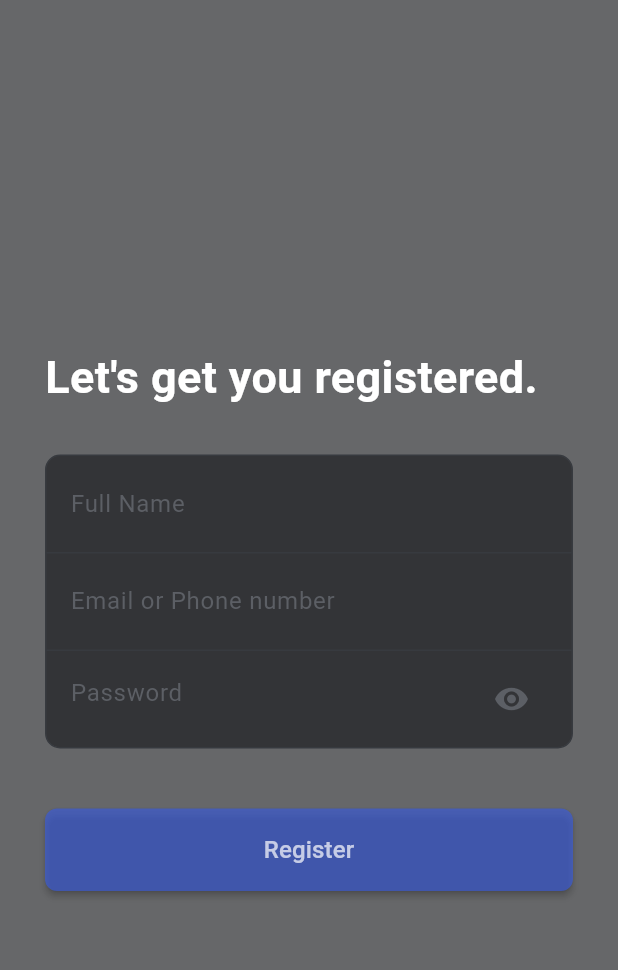
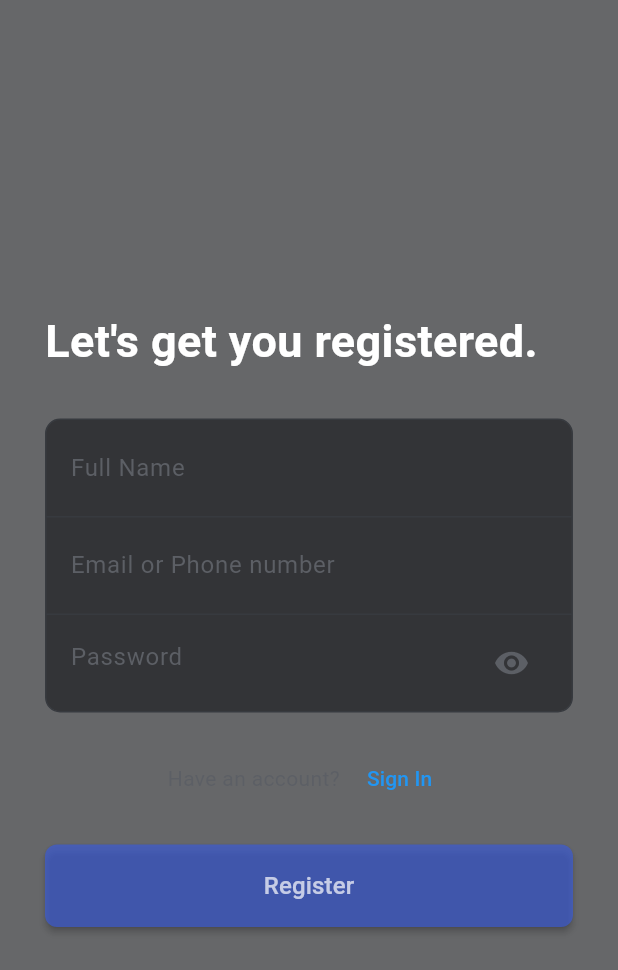
Before and after one commit to XavierGuertin/SafeGuard-Home-AI, a Flutter app: the RegisterPage screen opened directly, on a phone screen of 412 x 824 dp. Shown: the top 970 px of the screen. Run offline on Flutter 3.47's test engine with Material 3 defaults, Android fonts, the phone set to English and light mode, and no system bars; our stand-ins replace cloud_firestore, firebase_auth, firebase_core, page_transition, quickalert, simple_animations; accounts and stored records are empty.

Commit message:
Sign Up Connection to Firebase

```diff
--- a/lib/screens/register_page.dart
+++ b/lib/screens/register_page.dart
@@ -5,6 +5,7 @@ import 'package:firebase_auth/firebase_auth.dart';
 import 'package:safeguard_home_ai/screens/dashboard.dart';
 import 'package:cloud_firestore/cloud_firestore.dart';
 import 'package:quickalert/quickalert.dart';
+import 'package:safeguard_home_ai/screens/login_page.dart';
 
 class RegisterPage extends StatefulWidget {
   const RegisterPage({super.key});
@@ -19,8 +20,8 @@ class _RegisterPageState extends State<RegisterPage> {
   final TextEditingController passwordController = TextEditingController();
   final TextEditingController usernameController = TextEditingController();
 
-
-  Future<UserCredential?> registerWithFirebase(String email, String password, String username) async {
+  Future<UserCredential?> registerWithFirebase(
+      String email, String password, String username) async {
     FirebaseAuth auth = FirebaseAuth.instance;
     FirebaseFirestore firestore = FirebaseFirestore.instance;
     try {
@@ -32,18 +33,6 @@ class _RegisterPageState extends State<RegisterPage> {
       await firestore.collection('users').doc(userCredential.user?.uid).set({
         'username': username,
         'email': email,
-      });
-
-      QuickAlert.show(
-        context: context,
-        type: QuickAlertType.success,
-        text: 'User Registered Successfully!',
-        showConfirmBtn: true,
-      ).then((value) {
-        Navigator.push(
-            context,
-            PageTransition(
-                type: PageTransitionType.fade, child: const Dashboard()));
       });
 
       return userCredential;
@@ -72,23 +61,34 @@ class _RegisterPageState extends State<RegisterPage> {
           crossAxisAlignment: CrossAxisAlignment.start,
           mainAxisAlignment: MainAxisAlignment.center,
           children: <Widget>[
-            FadeAnimation(1.2, const Text("Let's get you registered.",
-              style: TextStyle(color: Colors.white, fontSize: 30, fontWeight: FontWeight.bold),)),
-            const SizedBox(height: 30,),
-            FadeAnimation(1.5, Container(
+            FadeAnimation(
+                1.2,
+                const Text(
+                  "Let's get you registered.",
+                  style: TextStyle(
+                      color: Colors.white,
+                      fontSize: 30,
+                      fontWeight: FontWeight.bold),
+                )),
+            const SizedBox(
+              height: 30,
+            ),
+            FadeAnimation(
+                1.5,
+                Container(
                   padding: const EdgeInsets.all(0),
                   decoration: BoxDecoration(
                       borderRadius: BorderRadius.circular(10),
                       color: const Color(0xAA1A1B1E),
-                  border: Border.all(color: const Color(0xFF373A3F))
-              ),
+                      border: Border.all(color: const Color(0xFF373A3F))),
                   child: Column(
                     children: <Widget>[
                       Container(
-                    padding: const EdgeInsets.symmetric(horizontal: 16, vertical: 8),
+                        padding: const EdgeInsets.symmetric(
+                            horizontal: 16, vertical: 8),
                         decoration: const BoxDecoration(
-                        border: Border(bottom: BorderSide(color: Color(0xFF373A3F)))
-                    ),
+                            border: Border(
+                                bottom: BorderSide(color: Color(0xFF373A3F)))),
                         child: TextField(
                           controller: usernameController,
                           style: const TextStyle(color: Colors.white),
@@ -100,10 +100,11 @@ class _RegisterPageState extends State<RegisterPage> {
                         ),
                       ),
                       Container(
-                    padding: const EdgeInsets.symmetric(horizontal: 16, vertical: 8),
+                        padding: const EdgeInsets.symmetric(
+                            horizontal: 16, vertical: 8),
                         decoration: const BoxDecoration(
-                        border: Border(bottom: BorderSide(color: Color(0xFF373A3F)))
-                    ),
+                            border: Border(
+                                bottom: BorderSide(color: Color(0xFF373A3F)))),
                         child: TextField(
                           controller: emailController, // New TextField
                           style: const TextStyle(color: Colors.white),
@@ -115,23 +116,27 @@ class _RegisterPageState extends State<RegisterPage> {
                         ),
                       ),
                       Container(
-                    padding: const EdgeInsets.symmetric(horizontal: 16, vertical: 8),
-                    decoration: const BoxDecoration(
-                    ),
+                        padding: const EdgeInsets.symmetric(
+                            horizontal: 16, vertical: 8),
+                        decoration: const BoxDecoration(),
                         child: TextField(
                           controller: passwordController,
                           obscureText: !isPasswordVisible,
                           style: const TextStyle(color: Colors.white),
                           decoration: InputDecoration(
                             border: InputBorder.none,
-                        hintStyle: const TextStyle(color: Color(0xFF5C5F65)),
+                            hintStyle:
+                                const TextStyle(color: Color(0xFF5C5F65)),
                             suffixIcon: InkWell(
                                 onTap: () {
                                   setState(() {
                                     isPasswordVisible = !isPasswordVisible;
                                   });
                                 },
-                            child: const Icon(Icons.remove_red_eye, color: Color(0xFF5C5F65),)),
+                                child: const Icon(
+                                  Icons.remove_red_eye,
+                                  color: Color(0xFF5C5F65),
+                                )),
                             hintText: "Password",
                           ),
                         ),
@@ -139,17 +144,61 @@ class _RegisterPageState extends State<RegisterPage> {
                     ],
                   ),
                 )),
-            const SizedBox(height: 40,),
-            FadeAnimation(1.8, Center(
+            const SizedBox(
+              height: 20,
+            ),
+            FadeAnimation(
+                1.6,
+                Row(
+                  mainAxisAlignment: MainAxisAlignment.center,
+                  children: [
+                    const Text(
+                      "Have an account?",
+                      style: TextStyle(color: Color(0xFF5C5F65)),
+                    ),
+                    const SizedBox(
+                      width: 6,
+                    ),
+                    TextButton(
+                        onPressed: () {
+                          Navigator.pushReplacement(
+                              context,
+                              PageTransition(
+                                  type: PageTransitionType.fade,
+                                  child: const LoginPage()));
+                        },
+                        child: const Text(
+                          "Sign In",
+                          style: TextStyle(color: Colors.blue),
+                        ))
+                  ],
+                )),
+            const SizedBox(
+              height: 20,
+            ),
+            FadeAnimation(
+                1.8,
+                Center(
                   child: MaterialButton(
                     onPressed: () async {
                       try {
-                    UserCredential? userCredential = await registerWithFirebase(emailController.text, passwordController.text, usernameController.text);
+                        UserCredential? userCredential =
+                            await registerWithFirebase(
+                                emailController.text,
+                                passwordController.text,
+                                usernameController.text);
                         if (userCredential?.user != null) {
+                          QuickAlert.show(
+                            context: context,
+                            type: QuickAlertType.success,
+                            text: 'User Registered Successfully!',
+                            showConfirmBtn: true,
+                          ).then((value) {
                             Navigator.push(
                                 context,
                                 PageTransition(
                                     type: PageTransitionType.fade, child: const Dashboard()));
+                          });
                           print("User is registered");
                         }
                       } catch (e) {
@@ -159,9 +208,13 @@ class _RegisterPageState extends State<RegisterPage> {
                     color: const Color(0xAA3A5BDA),
                     padding: const EdgeInsets.all(16),
                     shape: RoundedRectangleBorder(
-                    borderRadius: BorderRadius.circular(8)
-                ),
-                child: Center(child: Text("Register", style: TextStyle(color: Colors.white.withOpacity(.7), fontSize: 16),)),
+                        borderRadius: BorderRadius.circular(8)),
+                    child: Center(
+                        child: Text(
+                      "Register",
+                      style: TextStyle(
+                          color: Colors.white.withOpacity(.7), fontSize: 16),
+                    )),
                   ),
                 )),
           ],
```
Lines whose indentation alone changed are shown as unchanged.
